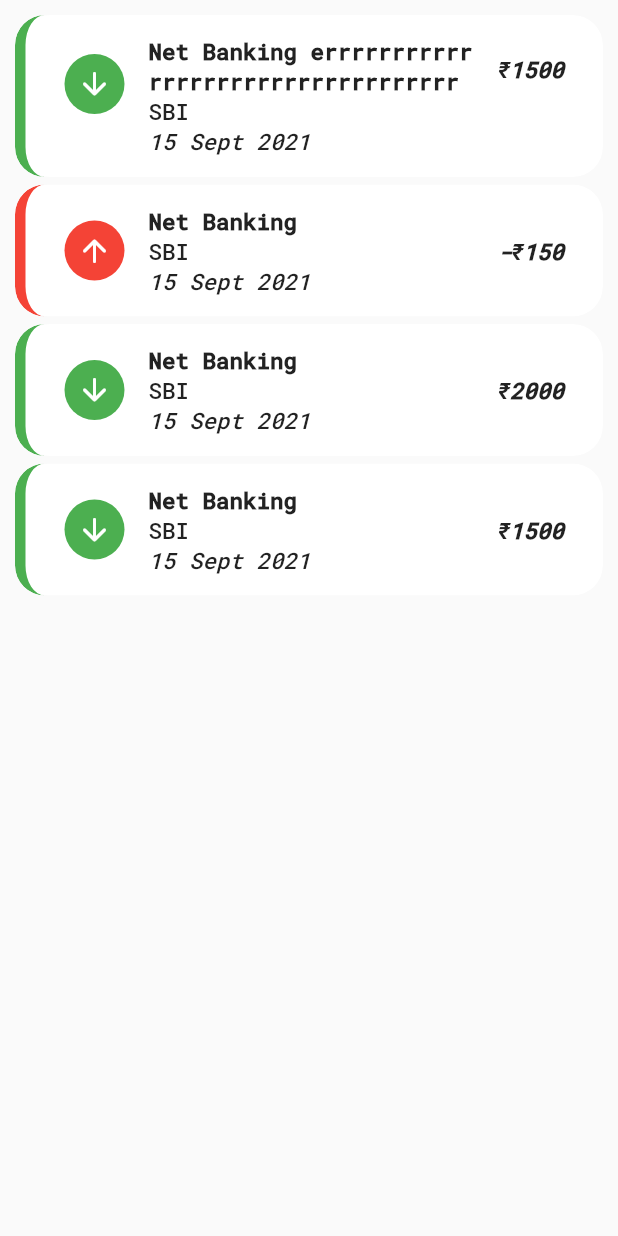
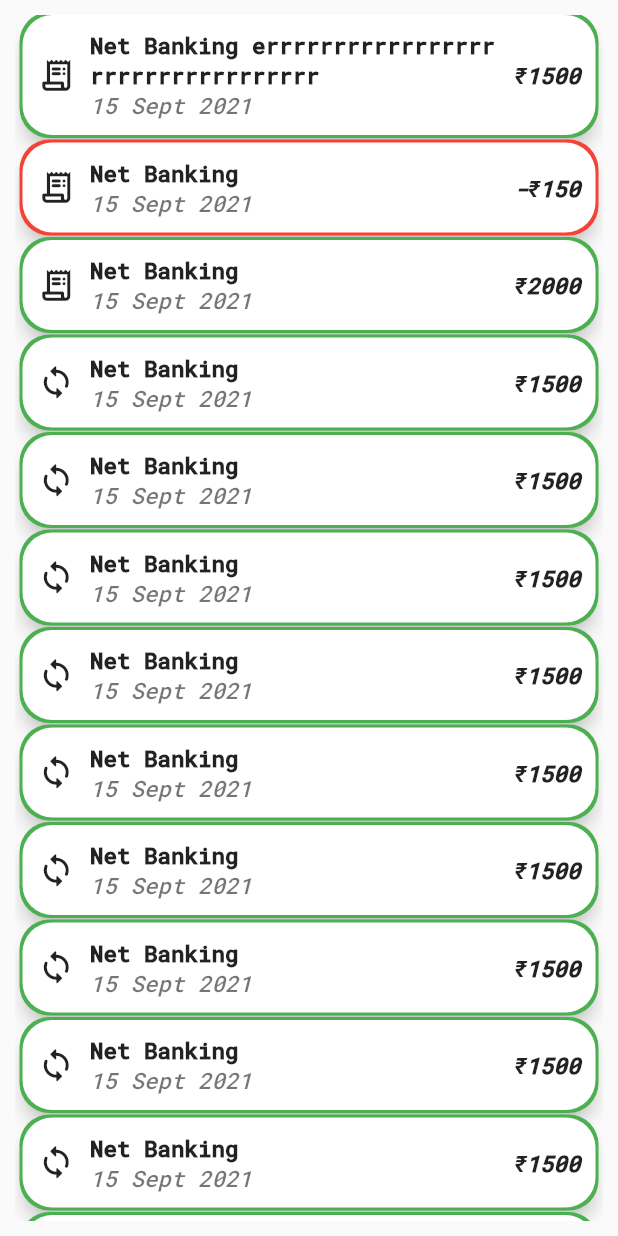
Before and after one commit to MrAugusT22/pocket-science, a Flutter app: the Expenses screen opened by its route, on a phone screen of 412 x 824 dp. Run offline on Flutter 3.47's test engine with Material 2 defaults, Android fonts, the phone set to English and light mode, and no system bars; our stand-ins replace bottom_navy_bar, shared_preferences, syncfusion_flutter_charts; accounts and stored records are empty.

Commit message:
transaction card ui updated

```diff
--- a/lib/utilities/additional_info_card.dart
+++ b/lib/utilities/additional_info_card.dart
@@ -8,8 +8,12 @@ class AdditionalDataCard extends StatelessWidget {
   final title;
   final info;
   final elevation;
+  final transaction;
   AdditionalDataCard(
-      {this.title = '', this.info = '', this.elevation = 5.0});
+      {this.title = '',
+      this.info = '',
+      this.elevation = 5.0,
+      this.transaction = false});
 
   @override
   Widget build(BuildContext context) {
@@ -32,7 +36,11 @@ class AdditionalDataCard extends StatelessWidget {
           padding: EdgeInsets.all(20),
           decoration: BoxDecoration(
               borderRadius: BorderRadius.circular(20),
-              color: _isDarkMode ? kMyDarkBGColor : kMyLightBGColor),
+              color: transaction
+                  ? Colors.transparent
+                  : _isDarkMode
+                      ? kMyDarkBGColor
+                      : kMyLightBGColor),
           child: Column(
             children: [
               Row(
@@ -49,7 +57,10 @@ class AdditionalDataCard extends StatelessWidget {
               ),
               SizedBox(height: 10),
               noInfo
-                  ? Container()
+                  ? InvestmentCardText(
+                      text: 'No info!',
+                      fontWeight: FontWeight.normal,
+                    )
                   : InvestmentCardText(
                       text: info,
                       fontWeight: FontWeight.normal,
--- a/lib/utilities/investment_card_text.dart
+++ b/lib/utilities/investment_card_text.dart
@@ -5,11 +5,13 @@ class InvestmentCardText extends StatelessWidget {
   final fontSize;
   final fontStyle;
   final fontWeight;
+  final color;
   InvestmentCardText({
     this.text,
     this.fontSize = 15.0,
     this.fontStyle = FontStyle.normal,
     this.fontWeight = FontWeight.bold,
+    this.color,
   });
 
   @override
@@ -21,7 +23,9 @@ class InvestmentCardText extends StatelessWidget {
         fontSize: fontSize,
         fontWeight: fontWeight,
         fontStyle: fontStyle,
+        color: color,
       ),
+      textAlign: TextAlign.left,
       softWrap: true,
     );
   }
--- a/lib/utilities/transaction_card.dart
+++ b/lib/utilities/transaction_card.dart
@@ -1,3 +1,4 @@
+import 'package:fin_calc/utilities/additional_info_card.dart';
 import 'package:fin_calc/utilities/constants.dart';
 import 'package:fin_calc/utilities/investment_card_text.dart';
 import 'package:fin_calc/utilities/theme_data.dart';
@@ -5,63 +6,101 @@ import 'package:flutter/cupertino.dart';
 import 'package:flutter/material.dart';
 import 'package:provider/provider.dart';
 
-class TransactionCard extends StatelessWidget {
+class TransactionCard extends StatefulWidget {
   final debit;
   final title;
   final bank;
   final date;
   final amt;
+  final type;
   TransactionCard({
     @required this.amt,
     @required this.bank,
     @required this.date,
     @required this.debit,
     @required this.title,
+    @required this.type,
   });
+
+  @override
+  State<TransactionCard> createState() => _TransactionCardState();
+}
+
+class _TransactionCardState extends State<TransactionCard> {
+  Map _purchaseTypeList = {
+    1: {'icon': Icons.breakfast_dining_rounded, 'info': 'Food'},
+    2: {'icon': Icons.receipt_long_rounded, 'info': 'Bill'},
+    3: {'icon': Icons.sync_rounded, 'info': 'Self Transfer'},
+  };
+
+  bool _expanded = false;
 
   @override
   Widget build(BuildContext context) {
     return Consumer<MyThemeData>(builder: (context, myThemeData, child) {
       bool _isDarkMode = myThemeData.getDarkMode;
-      return ClipPath(
-        clipper: ShapeBorderClipper(
-        shape: RoundedRectangleBorder(
-            borderRadius: BorderRadius.all(Radius.circular(20))
-        )
-    ),
+      return Padding(
+        padding: const EdgeInsets.symmetric(horizontal: 5),
+        child: Material(
+          elevation: 5,
+          borderRadius: BorderRadius.circular(20),
+          child: Column(
+            children: [
+              GestureDetector(
+                onTap: () {
+                  setState(() {
+                    _expanded = !_expanded;
+                  });
+                },
                 child: Container(
                   decoration: BoxDecoration(
                     color: _isDarkMode ? kMyDarkBGColor : kMyLightBGColor,
                     borderRadius: BorderRadius.circular(20),
-            border: Border(
-                left: BorderSide(
-                    color: debit ? Colors.red : Colors.green,
-                    width: 7.0
-                )
-            )
+                    boxShadow: [
+                      BoxShadow(
+                        color: widget.debit ? Colors.red : Colors.green,
+                        spreadRadius: 2,
+                      ),
+                    ],
                   ),
                   padding: EdgeInsets.all(10),
-          child: ListTile(
-            leading: CircleAvatar(
-              child: Icon(
-                debit ? Icons.arrow_upward_rounded : Icons.arrow_downward_rounded,
-                color: Colors.white,
+                  child: Row(children: [
+                    Icon(
+                      _purchaseTypeList[widget.type]['icon'],
+                      size: 25,
                     ),
-              backgroundColor: debit ? Colors.red : Colors.green,
+                    SizedBox(width: 10),
+                    Expanded(
+                      child: Column(
+                        crossAxisAlignment: CrossAxisAlignment.start,
+                        children: [
+                          InvestmentCardText(text: widget.title),
+                          InvestmentCardText(
+                            text: '${widget.date}',
+                            fontStyle: FontStyle.italic,
+                            fontWeight: FontWeight.normal,
+                            color:
+                                _isDarkMode ? Colors.white60 : Colors.black54,
                           ),
-            title: Column(
-              crossAxisAlignment: CrossAxisAlignment.start,
-              mainAxisSize: MainAxisSize.min,
-              children: [
-                InvestmentCardText(text: title),
-                InvestmentCardText(text: bank, fontWeight: FontWeight.normal),
-                InvestmentCardText(
-                    text: '$date',
-                    fontStyle: FontStyle.italic,
-                    fontWeight: FontWeight.normal),
                         ],
                       ),
-            trailing: InvestmentCardText(text: '${debit ? '-' : ''}₹$amt', fontStyle: FontStyle.italic,),
+                    ),
+                    SizedBox(width: 10),
+                    InvestmentCardText(
+                      text: '${widget.debit ? '-' : ''}₹${widget.amt}',
+                      fontStyle: FontStyle.italic,
+                    ),
+                  ]),
+                ),
+              ),
+              _expanded ? Container(
+                child: AdditionalDataCard(
+                  title: widget.bank,
+                  elevation: 0.0,
+                  transaction: true,
+                ),
+              ) : Container(),
+            ],
           ),
         ),
       );
@@ -77,6 +116,7 @@ class Transactions {
       title: 'Net Banking errrrrrrrrrrrrrrrrrrrrrrrrrrrrrrrrr',
       date: '15 Sept 2021',
       debit: false,
+      type: 2,
     ),
     TransactionCard(
       amt: 150,
@@ -84,6 +124,7 @@ class Transactions {
       title: 'Net Banking',
       date: '15 Sept 2021',
       debit: true,
+      type: 2,
     ),
     TransactionCard(
       amt: 2000,
@@ -91,6 +132,7 @@ class Transactions {
       title: 'Net Banking',
       date: '15 Sept 2021',
       debit: false,
+      type: 2,
     ),
     TransactionCard(
       amt: 1500,
@@ -98,11 +140,84 @@ class Transactions {
       title: 'Net Banking',
       date: '15 Sept 2021',
       debit: false,
+      type: 3,
+    ),
+    TransactionCard(
+      amt: 1500,
+      bank: 'SBI',
+      title: 'Net Banking',
+      date: '15 Sept 2021',
+      debit: false,
+      type: 3,
+    ),
+    TransactionCard(
+      amt: 1500,
+      bank: 'SBI',
+      title: 'Net Banking',
+      date: '15 Sept 2021',
+      debit: false,
+      type: 3,
+    ),
+    TransactionCard(
+      amt: 1500,
+      bank: 'SBI',
+      title: 'Net Banking',
+      date: '15 Sept 2021',
+      debit: false,
+      type: 3,
+    ),
+    TransactionCard(
+      amt: 1500,
+      bank: 'SBI',
+      title: 'Net Banking',
+      date: '15 Sept 2021',
+      debit: false,
+      type: 3,
+    ),
+    TransactionCard(
+      amt: 1500,
+      bank: 'SBI',
+      title: 'Net Banking',
+      date: '15 Sept 2021',
+      debit: false,
+      type: 3,
+    ),
+    TransactionCard(
+      amt: 1500,
+      bank: 'SBI',
+      title: 'Net Banking',
+      date: '15 Sept 2021',
+      debit: false,
+      type: 3,
+    ),
+    TransactionCard(
+      amt: 1500,
+      bank: 'SBI',
+      title: 'Net Banking',
+      date: '15 Sept 2021',
+      debit: false,
+      type: 3,
+    ),
+    TransactionCard(
+      amt: 1500,
+      bank: 'SBI',
+      title: 'Net Banking',
+      date: '15 Sept 2021',
+      debit: false,
+      type: 3,
+    ),
+    TransactionCard(
+      amt: 1500,
+      bank: 'SBI',
+      title: 'Net Banking',
+      date: '15 Sept 2021',
+      debit: false,
+      type: 3,
     ),
   ];
 
-  void addTransaction(
-      double amt, String bank, String date, bool debit, String title) {
+  void addTransaction(double amt, String bank, String date, bool debit,
+      String title, int type) {
     _transactionList.add(
       TransactionCard(
         amt: amt,
@@ -110,6 +225,7 @@ class Transactions {
         date: date,
         debit: debit,
         title: title,
+        type: type,
       ),
     );
   }
```
Lines whose indentation alone changed are shown as unchanged.
